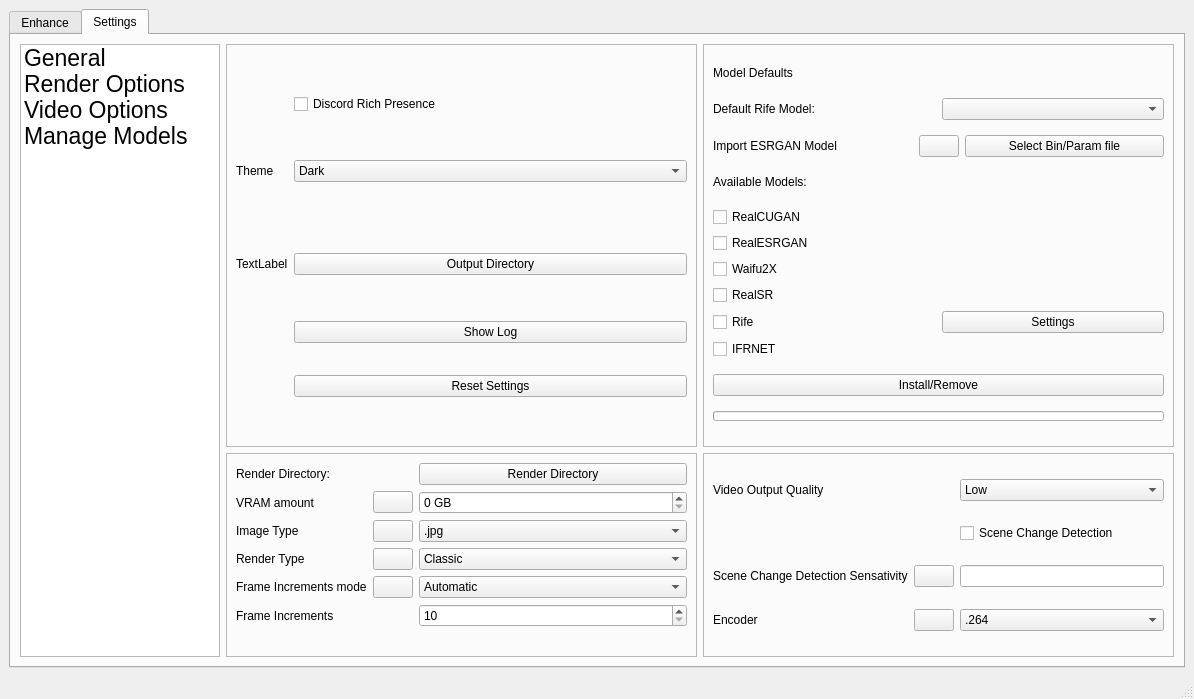
This is mainwindow.ui in TNTwise/REAL-Video-Enhancer as Qt 5 draws it before an edit. The edited form follows.
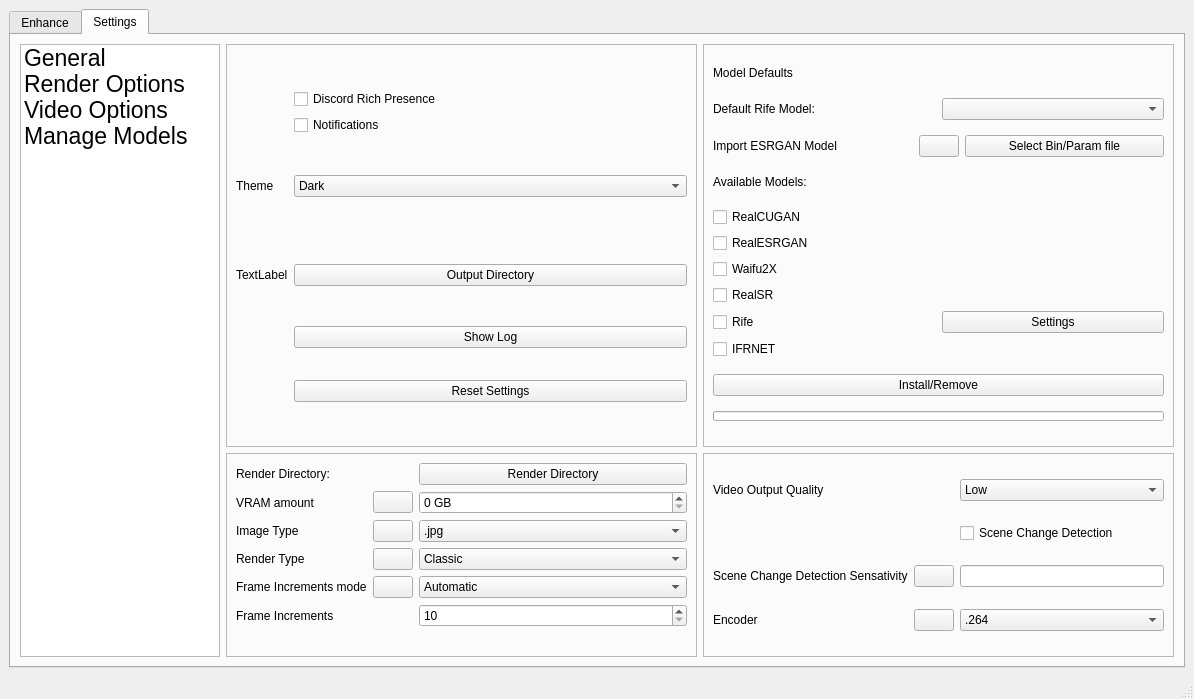
This is the edited form. The open tabs and pages were chosen to show the change. Icons and pictures are not drawn.

```diff
--- a/mainwindow.ui
+++ b/mainwindow.ui
@@ -864,28 +864,28 @@
                  </property>
                 </widget>
                </item>
-               <item row="6" column="1">
+               <item row="7" column="1">
                 <widget class="QPushButton" name="OutputDirectoryButton">
                  <property name="text">
                   <string>Output Directory</string>
                  </property>
                 </widget>
                </item>
-               <item row="6" column="0">
+               <item row="7" column="0">
                 <widget class="QLabel" name="OutputDirectoryLabel">
                  <property name="text">
                   <string>TextLabel</string>
                  </property>
                 </widget>
                </item>
-               <item row="10" column="1">
+               <item row="11" column="1">
                 <widget class="QPushButton" name="resetSettingsButton">
                  <property name="text">
                   <string>Reset Settings</string>
                  </property>
                 </widget>
                </item>
-               <item row="5" column="1">
+               <item row="6" column="1">
                 <spacer name="horizontalSpacer_2">
                  <property name="orientation">
                   <enum>Qt::Horizontal</enum>
@@ -898,7 +898,7 @@
                  </property>
                 </spacer>
                </item>
-               <item row="9" column="1">
+               <item row="10" column="1">
                 <spacer name="horizontalSpacer_3">
                  <property name="orientation">
                   <enum>Qt::Horizontal</enum>
@@ -911,7 +911,7 @@
                  </property>
                 </spacer>
                </item>
-               <item row="7" column="1">
+               <item row="8" column="1">
                 <spacer name="verticalSpacer">
                  <property name="orientation">
                   <enum>Qt::Vertical</enum>
@@ -924,7 +924,7 @@
                  </property>
                 </spacer>
                </item>
-               <item row="4" column="1">
+               <item row="5" column="1">
                 <spacer name="verticalSpacer_2">
                  <property name="orientation">
                   <enum>Qt::Vertical</enum>
@@ -950,7 +950,7 @@
                  </property>
                 </spacer>
                </item>
-               <item row="11" column="1">
+               <item row="12" column="1">
                 <spacer name="verticalSpacer_4">
                  <property name="orientation">
                   <enum>Qt::Vertical</enum>
@@ -963,7 +963,7 @@
                  </property>
                 </spacer>
                </item>
-               <item row="2" column="1">
+               <item row="3" column="1">
                 <spacer name="verticalSpacer_5">
                  <property name="orientation">
                   <enum>Qt::Vertical</enum>
@@ -976,14 +976,14 @@
                  </property>
                 </spacer>
                </item>
-               <item row="3" column="0">
+               <item row="4" column="0">
                 <widget class="QLabel" name="label_8">
                  <property name="text">
                   <string>Theme</string>
                  </property>
                 </widget>
                </item>
-               <item row="3" column="1">
+               <item row="4" column="1">
                 <widget class="QComboBox" name="themeCombo">
                  <item>
                   <property name="text">
@@ -997,13 +997,20 @@
                  </item>
                 </widget>
                </item>
-               <item row="8" column="1">
+               <item row="9" column="1">
                 <widget class="QPushButton" name="logButton">
                  <property name="text">
                   <string>Show Log</string>
                  </property>
                 </widget>
                </item>
+               <item row="2" column="1">
+                <widget class="QCheckBox" name="NotificationsCheckBox">
+                 <property name="text">
+                  <string>Notifications</string>
+                 </property>
+                </widget>
+               </item>
               </layout>
              </widget>
             </item>
```
